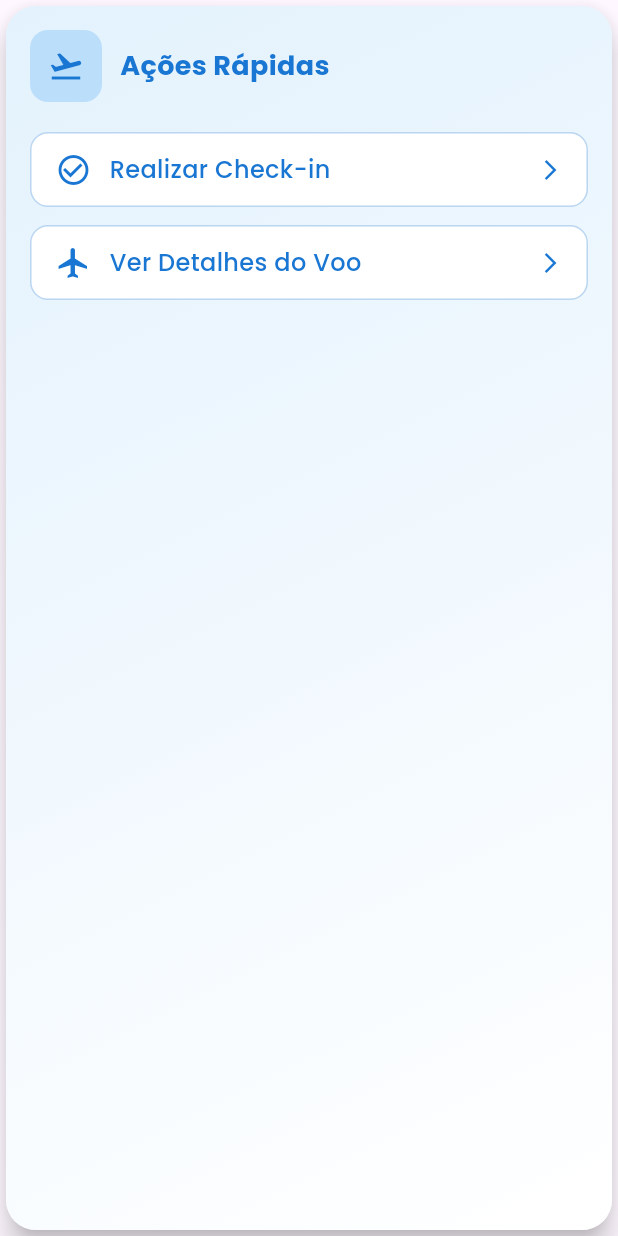
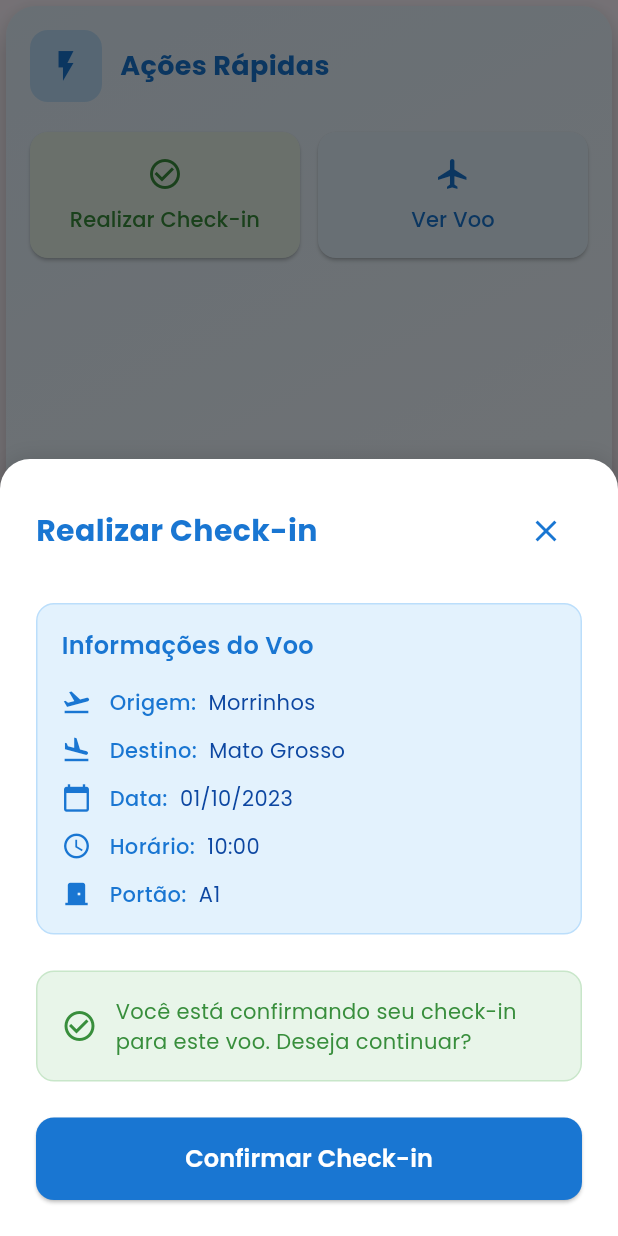
Before and after one commit to wisley-cesar/Sistemas-Distribuidos, a Flutter app: the QuickActionsCard widget shown alone on an empty page, opened directly, after a tap on "Realizar Check-in", on a phone screen of 412 x 824 dp. Run offline on Flutter 3.47's test engine with Material 3 defaults, Android fonts, the phone set to English and light mode, and no system bars; our stand-ins replace get, google_fonts, shared_preferences; accounts and stored records are empty.

Commit message:
Salvando o layout da home

```diff
--- /dev/null
+++ b/Trabalho Front/aeroporto/lib/screens/home_screen/widgets/checkin_modal.dart
@@ -0,0 +1,162 @@
+import 'package:flutter/material.dart';
+import 'package:google_fonts/google_fonts.dart';
+
+class CheckinModal extends StatelessWidget {
+  const CheckinModal({super.key});
+
+  @override
+  Widget build(BuildContext context) {
+    return Container(
+      padding: const EdgeInsets.all(24),
+      decoration: BoxDecoration(
+        color: Colors.white,
+        borderRadius: const BorderRadius.vertical(top: Radius.circular(20)),
+        boxShadow: [
+          BoxShadow(
+            color: Colors.black.withOpacity(0.1),
+            blurRadius: 10,
+            offset: const Offset(0, -2),
+          ),
+        ],
+      ),
+      child: Column(
+        mainAxisSize: MainAxisSize.min,
+        crossAxisAlignment: CrossAxisAlignment.start,
+        children: [
+          Row(
+            mainAxisAlignment: MainAxisAlignment.spaceBetween,
+            children: [
+              Text(
+                'Realizar Check-in',
+                style: GoogleFonts.poppins(
+                  fontSize: 20,
+                  fontWeight: FontWeight.bold,
+                  color: Colors.blue.shade700,
+                ),
+              ),
+              IconButton(
+                icon: const Icon(Icons.close),
+                onPressed: () => Navigator.pop(context),
+                color: Colors.blue.shade700,
+              ),
+            ],
+          ),
+          const SizedBox(height: 24),
+          Container(
+            padding: const EdgeInsets.all(16),
+            decoration: BoxDecoration(
+              color: Colors.blue.shade50,
+              borderRadius: BorderRadius.circular(12),
+              border: Border.all(color: Colors.blue.shade100),
+            ),
+            child: Column(
+              crossAxisAlignment: CrossAxisAlignment.start,
+              children: [
+                Text(
+                  'Informações do Voo',
+                  style: GoogleFonts.poppins(
+                    fontSize: 16,
+                    fontWeight: FontWeight.w600,
+                    color: Colors.blue.shade700,
+                  ),
+                ),
+                const SizedBox(height: 16),
+                _buildInfoRow(Icons.flight_takeoff, 'Origem', 'Morrinhos'),
+                const SizedBox(height: 12),
+                _buildInfoRow(Icons.flight_land, 'Destino', 'Mato Grosso'),
+                const SizedBox(height: 12),
+                _buildInfoRow(Icons.calendar_today, 'Data', '01/10/2023'),
+                const SizedBox(height: 12),
+                _buildInfoRow(Icons.access_time, 'Horário', '10:00'),
+                const SizedBox(height: 12),
+                _buildInfoRow(Icons.door_front_door, 'Portão', 'A1'),
+              ],
+            ),
+          ),
+          const SizedBox(height: 24),
+          Container(
+            padding: const EdgeInsets.all(16),
+            decoration: BoxDecoration(
+              color: Colors.green.shade50,
+              borderRadius: BorderRadius.circular(12),
+              border: Border.all(color: Colors.green.shade100),
+            ),
+            child: Row(
+              children: [
+                Icon(
+                  Icons.check_circle_outline,
+                  color: Colors.green.shade700,
+                  size: 24,
+                ),
+                const SizedBox(width: 12),
+                Expanded(
+                  child: Text(
+                    'Você está confirmando seu check-in para este voo. Deseja continuar?',
+                    style: GoogleFonts.poppins(
+                      fontSize: 14,
+                      color: Colors.green.shade700,
+                    ),
+                  ),
+                ),
+              ],
+            ),
+          ),
+          const SizedBox(height: 24),
+          SizedBox(
+            width: double.infinity,
+            child: ElevatedButton(
+              onPressed: () {
+                // TODO: Implementar lógica do check-in
+                Navigator.pop(context);
+              },
+              style: ElevatedButton.styleFrom(
+                backgroundColor: Colors.blue.shade700,
+                foregroundColor: Colors.white,
+                padding: const EdgeInsets.symmetric(vertical: 16),
+                shape: RoundedRectangleBorder(
+                  borderRadius: BorderRadius.circular(12),
+                ),
+              ),
+              child: Text(
+                'Confirmar Check-in',
+                style: GoogleFonts.poppins(
+                  fontSize: 16,
+                  fontWeight: FontWeight.w600,
+                ),
+              ),
+            ),
+          ),
+        ],
+      ),
+    );
+  }
+
+  Widget _buildInfoRow(IconData icon, String label, String value) {
+    return Row(
+      children: [
+        Icon(
+          icon,
+          size: 20,
+          color: Colors.blue.shade700,
+        ),
+        const SizedBox(width: 12),
+        Text(
+          '$label:',
+          style: GoogleFonts.poppins(
+            fontSize: 14,
+            fontWeight: FontWeight.w500,
+            color: Colors.blue.shade700,
+          ),
+        ),
+        const SizedBox(width: 8),
+        Text(
+          value,
+          style: GoogleFonts.poppins(
+            fontSize: 14,
+            color: Colors.blue.shade900,
+          ),
+        ),
+      ],
+    );
+  }
+}
--- a/Trabalho Front/aeroporto/lib/screens/home_screen/widgets/quick_actions_card.dart
+++ b/Trabalho Front/aeroporto/lib/screens/home_screen/widgets/quick_actions_card.dart
@@ -1,10 +1,19 @@
 import 'package:flutter/material.dart';
 import 'package:google_fonts/google_fonts.dart';
 import 'package:aeroporto/widgets/my_card.dart';
-import 'package:aeroporto/widgets/my_action_button.dart';
+import 'package:aeroporto/screens/home_screen/widgets/checkin_modal.dart';
 
 class QuickActionsCard extends StatelessWidget {
   const QuickActionsCard({super.key});
+
+  void _showCheckinModal(BuildContext context) {
+    showModalBottomSheet(
+      context: context,
+      isScrollControlled: true,
+      backgroundColor: Colors.transparent,
+      builder: (context) => const CheckinModal(),
+    );
+  }
 
   @override
   Widget build(BuildContext context) {
@@ -21,39 +30,82 @@ class QuickActionsCard extends StatelessWidget {
                   borderRadius: BorderRadius.circular(12),
                 ),
                 child: Icon(
-                  Icons.flight_takeoff,
+                  Icons.flash_on,
                   color: Colors.blue.shade700,
                   size: 24,
                 ),
               ),
               const SizedBox(width: 12),
-              Expanded(
-                child: Text(
-                  'Ações Rápidas',
-                  style: GoogleFonts.poppins(
-                    fontSize: 18,
-                    fontWeight: FontWeight.bold,
-                    color: Colors.blue.shade700,
-                  ),
+              Text(
+                'Ações Rápidas',
+                style: GoogleFonts.poppins(
+                  fontSize: 18,
+                  fontWeight: FontWeight.bold,
+                  color: Colors.blue.shade700,
                 ),
               ),
             ],
           ),
           const SizedBox(height: 20),
-          MyActionButton(
-            label: 'Realizar Check-in',
-            icon: Icons.check_circle_outline,
-            onPressed: () {
-              // TODO: Implementar check-in
-            },
+          Row(
+            children: [
+              Expanded(
+                child: _buildActionButton(
+                  context,
+                  'Realizar Check-in',
+                  Icons.check_circle_outline,
+                  Colors.green,
+                  () => _showCheckinModal(context),
+                ),
+              ),
+              const SizedBox(width: 12),
+              Expanded(
+                child: _buildActionButton(
+                  context,
+                  'Ver Voo',
+                  Icons.flight,
+                  Colors.blue,
+                  () {
+                    // TODO: Implementar navegação para tela de voo
+                  },
+                ),
+              ),
+            ],
           ),
-          const SizedBox(height: 12),
-          MyActionButton(
-            label: 'Ver Detalhes do Voo',
-            icon: Icons.flight_outlined,
-            onPressed: () {
-              // TODO: Implementar visualização do voo
-            },
+        ],
+      ),
+    );
+  }
+
+  Widget _buildActionButton(
+    BuildContext context,
+    String label,
+    IconData icon,
+    MaterialColor color,
+    VoidCallback onPressed,
+  ) {
+    return ElevatedButton(
+      onPressed: onPressed,
+      style: ElevatedButton.styleFrom(
+        backgroundColor: color.shade50,
+        foregroundColor: color.shade700,
+        padding: const EdgeInsets.symmetric(vertical: 16),
+        shape: RoundedRectangleBorder(
+          borderRadius: BorderRadius.circular(12),
+        ),
+      ),
+      child: Column(
+        mainAxisSize: MainAxisSize.min,
+        children: [
+          Icon(icon, size: 24),
+          const SizedBox(height: 8),
+          Text(
+            label,
+            style: GoogleFonts.poppins(
+              fontSize: 14,
+              fontWeight: FontWeight.w500,
+            ),
+            textAlign: TextAlign.center,
           ),
         ],
       ),
```
